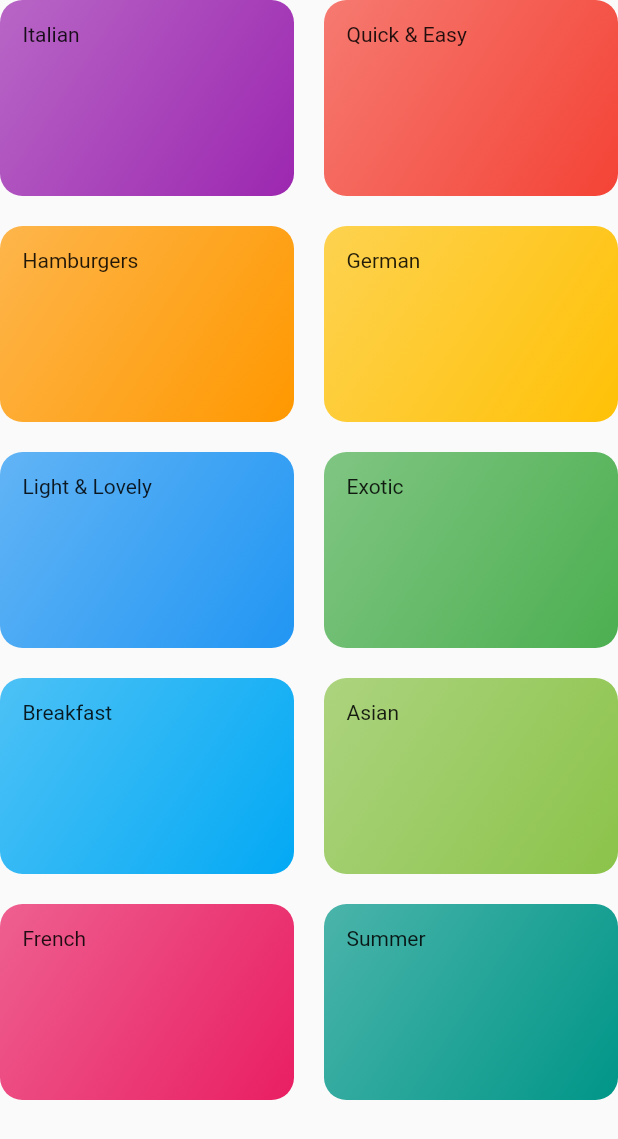
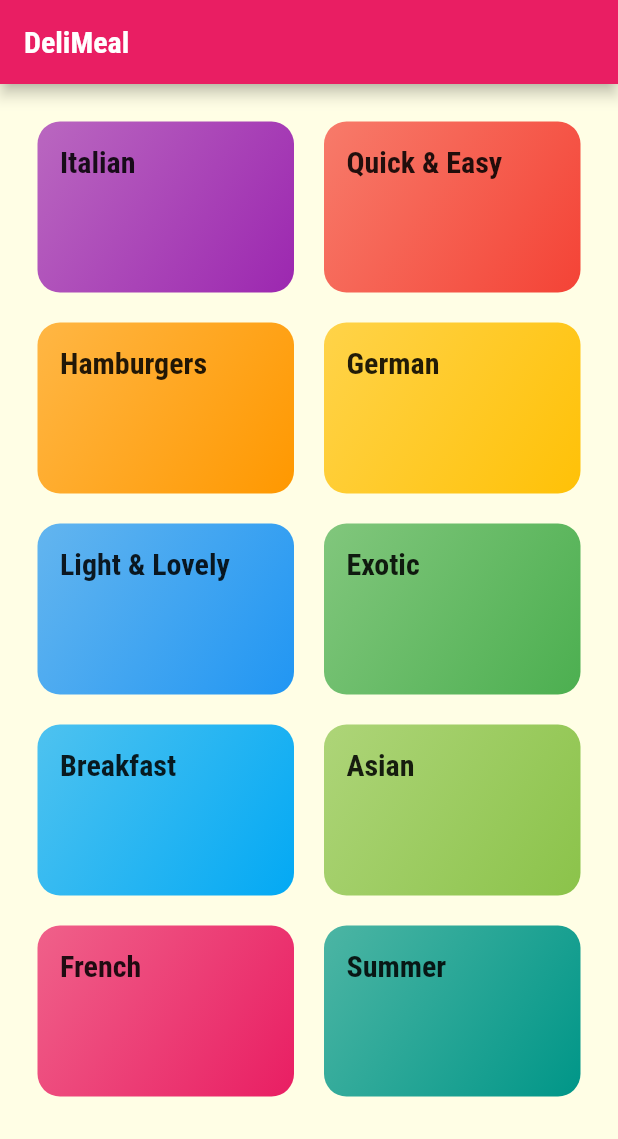
Before and after one commit to seanka/Flutter-Meals-App, a Flutter app: the CategoriesScreen screen opened directly, on a phone screen of 412 x 824 dp. Shown: the top 1139 px of the screen. Run offline on Flutter 3.47's test engine with Material 2 defaults, Android fonts, the phone set to English and light mode, and no system bars.

Commit message:
added custom fonts and fixed styling

```diff
--- a/lib/categories_screen.dart
+++ b/lib/categories_screen.dart
@@ -8,7 +8,10 @@ class CategoriesScreen extends StatelessWidget {
 
   @override
   Widget build(BuildContext context) {
-    return GridView(
+    return Scaffold(
+      appBar: AppBar(title: const Text('DeliMeal')),
+      body: GridView(
+        padding: const EdgeInsets.all(25),
         gridDelegate: const SliverGridDelegateWithMaxCrossAxisExtent(
             maxCrossAxisExtent: 200,
             childAspectRatio: 3 / 2,
@@ -19,6 +22,7 @@ class CategoriesScreen extends StatelessWidget {
               (catData) => CategoryItem(catData.title, catData.color),
             )
             .toList(),
+      ),
     );
   }
 }
--- a/lib/category_item.dart
+++ b/lib/category_item.dart
@@ -20,7 +20,10 @@ class CategoryItem extends StatelessWidget {
             end: Alignment.bottomRight,
           ),
           borderRadius: BorderRadius.circular(15)),
-      child: Text(title),
+      child: Text(
+        title,
+        style: Theme.of(context).textTheme.headline6,
+      ),
     );
   }
 }
```
Also changed, not shown: lib/main.dart (+20 -18 lines), pubspec.yaml (+19 -15 lines), assets/fonts/Raleway-Black.ttf (added), assets/fonts/Raleway-Bold.ttf (added), assets/fonts/Raleway-Regular.ttf (added), assets/fonts/RobotoCondensed-Bold.ttf (added), assets/fonts/RobotoCondensed-Italic.ttf (added), assets/fonts/RobotoCondensed-Light.ttf (added), assets/fonts/RobotoCondensed-Regular.ttf (added). Lines whose indentation alone changed are shown as unchanged.
